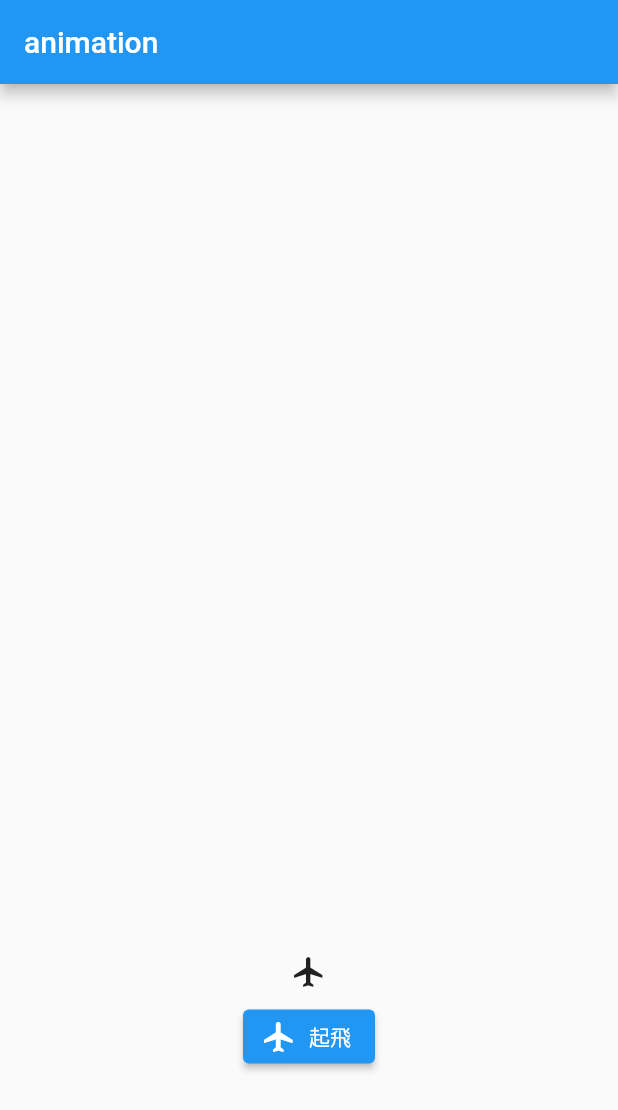
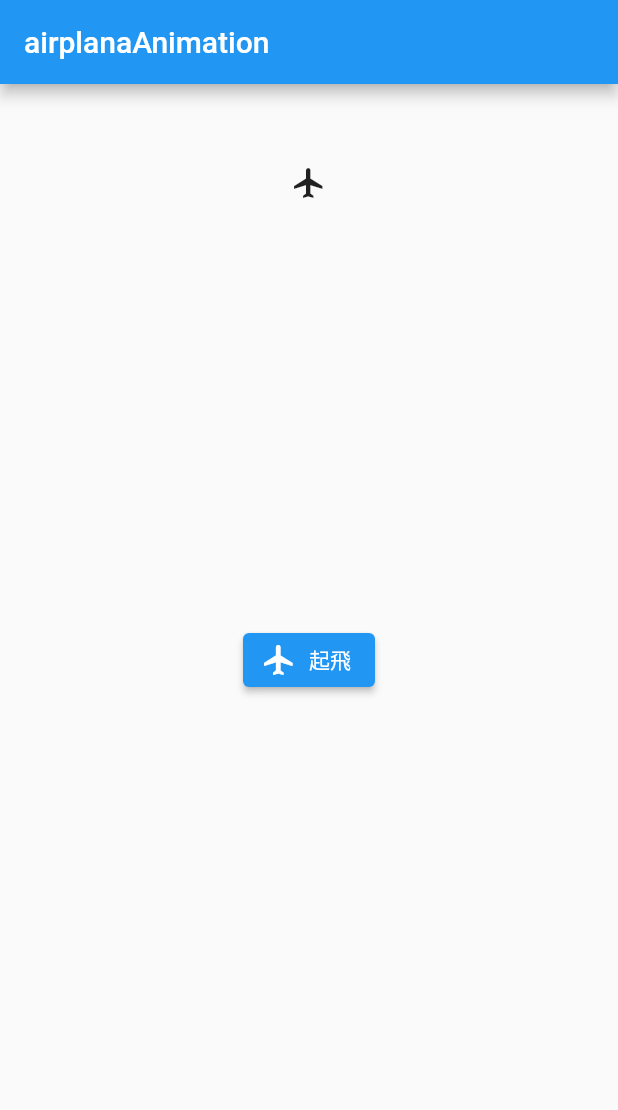
Before and after one commit to LuHai11/Animtions, a Flutter app: the screen it shows after launch, after a tap on "起飛", on a phone screen of 412 x 824 dp. Shown: the top 1110 px of the screen. Run offline on Flutter 3.47's test engine with Material 2 defaults, Android fonts, the phone set to English and light mode, and no system bars.

Commit message:
animation-2

```diff
--- a/lib/main.dart
+++ b/lib/main.dart
@@ -1,69 +1,64 @@
 import 'package:flutter/material.dart';
 
-void main() {
-  runApp(const MyApp());
-}
+void main() => runApp(const MyApp());
 
 class MyApp extends StatelessWidget {
   const MyApp({super.key});
 
-  // This widget is the root of your application.
+  static const String _title = 'airplanaAnimation';
+
   @override
   Widget build(BuildContext context) {
     return MaterialApp(
-      title: 'Flutter Demo',
-      theme: ThemeData(
-        primarySwatch: Colors.blue,
+      title: _title,
+      home: Scaffold(
+        appBar: AppBar(title: const Text(_title)),
+        body: const MyStatefulWidget(),
       ),
-      home: const MyHomePage(title: 'animation'),
     );
   }
 }
 
-class MyHomePage extends StatefulWidget {
-  const MyHomePage({super.key, required this.title});
-  final String title;
+class MyStatefulWidget extends StatefulWidget {
+  const MyStatefulWidget({super.key});
+
   @override
-  State<MyHomePage> createState() => _MyHomePageState();
+  State<MyStatefulWidget> createState() => _MyStatefulWidgetState();
 }
 
-class _MyHomePageState extends State<MyHomePage> {
-  double startposition = 600.0;
-  double planeposition = 0.0;
+class _MyStatefulWidgetState extends State<MyStatefulWidget> {
   static const IconData flight = IconData(0xe297, fontFamily: 'MaterialIcons');
-  void _planeup(){
+  double padValue = -0.15;
+  void _updatePadding(double value) {
     setState(() {
-      planeposition-=20;
+      padValue = value;
     });
   }
+  void _downdatePadding() {
+    setState(() {
+      padValue = -0.15;
+    });
+  }
+
   @override
   Widget build(BuildContext context) {
-
-    return Scaffold(
-      appBar: AppBar(
-        title: Text(widget.title),
-      ),
-      body:Center(
-        child: Column(
-        children: <Widget>[
-          AnimatedContainer(
-            padding: EdgeInsets.only(top:startposition-20),
-            child: Icon(flight),
-              height: 0-planeposition,
-              duration:const Duration(seconds: 2)
-          ),
-          Container(
-            padding: EdgeInsets.only(top:startposition),
-          child:
-          ElevatedButton.icon(
-              onPressed: (){_planeup();},
-              icon: Icon(flight),
-              label: Text("起飛")
-          )
-          ),
-        ],
-      ),
-    )
+    return Stack(
+      alignment: Alignment.center,
+      children: <Widget>[
+        AnimatedContainer(duration: Duration(seconds:3),
+          alignment:Alignment(0, padValue),
+          onEnd: _downdatePadding,
+          curve: Curves.easeOutQuart,
+          child:Container(child:Icon(flight)),
+        ),
+        ElevatedButton.icon(
+          onPressed: (){
+            _updatePadding(padValue == -0.15 ? -1.0 : -0.15);
+          },
+          icon:Icon(flight,color: Colors.white),
+          label: Text('起飛'),
+        ),
+      ],
     );
   }
 }
```
